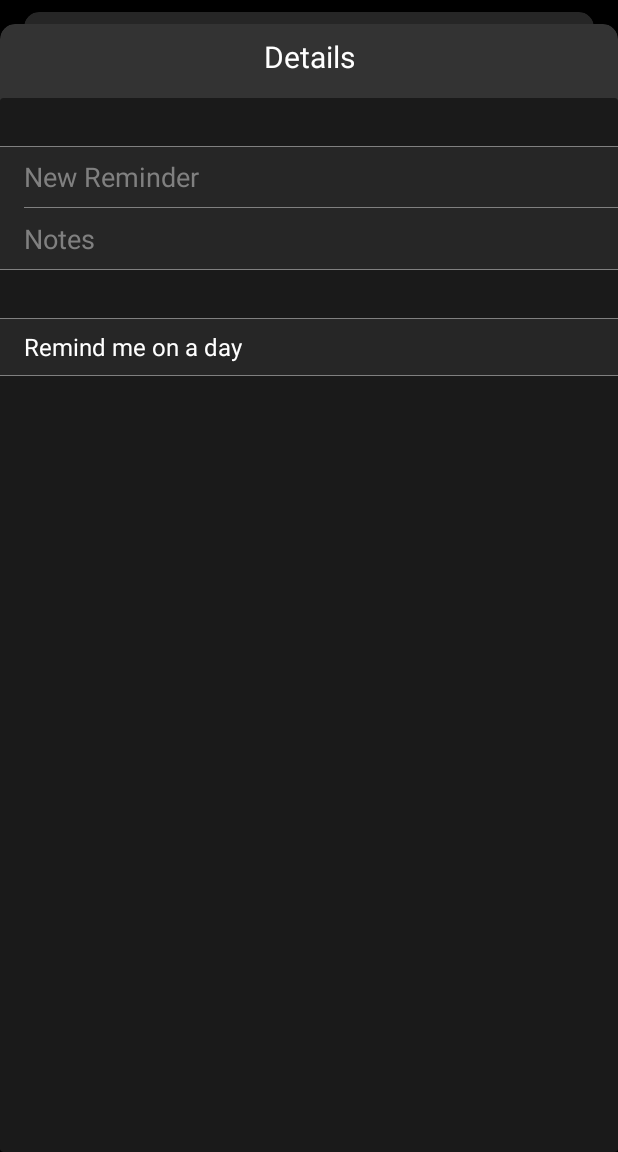
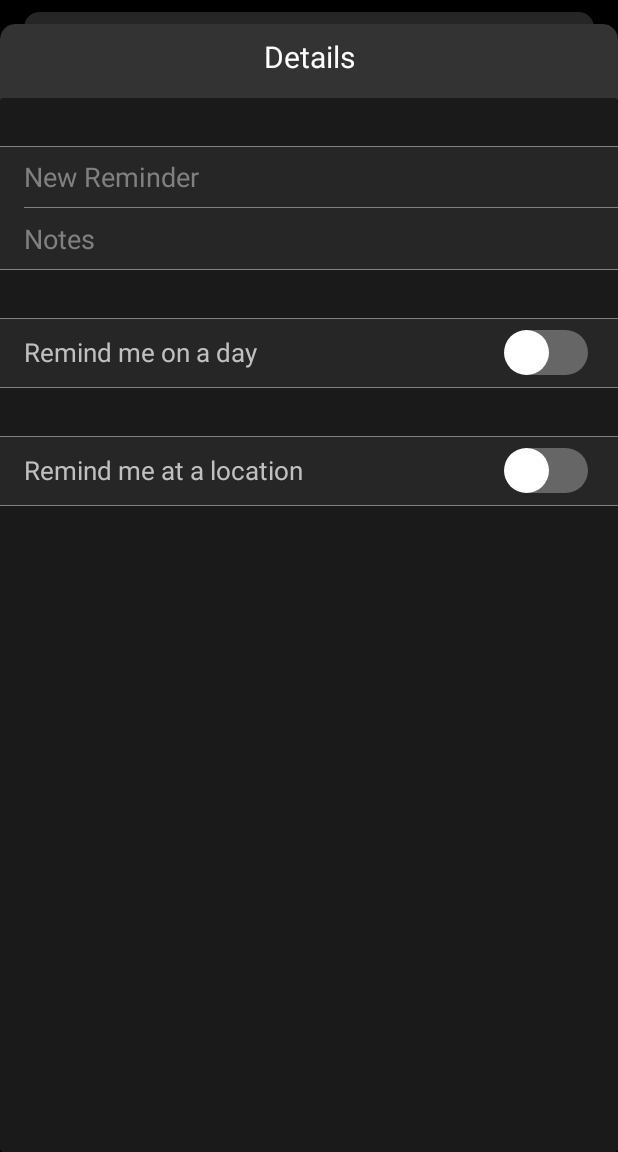
Before and after one commit to mas682/ToDoListApp, an Android app: the DetailsActivity screen opened directly, with no data from a screen before it, on a phone screen of 412 x 824 dp, the part 84-1236 px from its top. Run offline under Robolectric (Android 15) with nearby library versions, the phone set to English and light mode, and no system bars.

Commit message:
Added reminder and location fields to details page

```diff
--- a/app/src/main/res/color/switch_color.xml
+++ b/app/src/main/res/color/switch_color.xml
@@ -1,7 +1,12 @@
 <?xml version="1.0" encoding="utf-8"?>
 <selector
     xmlns:android="http://schemas.android.com/apk/res/android">
-    <item android:color="@color/colorGray"
+    <!--
+         - this is used for the switch on the details page
+         - this changes the color from color accent to colorGray
+         - when the switch is checked
+    -->
+    <item android:color="@color/switchGreen"
         android:state_checked="true" />
-    <item android:color="@color/colorAccent"/>
+    <item android:color="@color/switchGray"/>
 </selector>
--- a/app/src/main/res/color/thumb_color.xml
+++ b/app/src/main/res/color/thumb_color.xml
@@ -1,7 +1,7 @@
 <?xml version="1.0" encoding="utf-8"?>
 <selector
     xmlns:android="http://schemas.android.com/apk/res/android">
-    <item android:color="@color/colorPrimary"
+    <item android:color="@color/colorWhite"
         android:state_checked="true" />
-    <item android:color="@color/colorPrimary"/>
+    <item android:color="@color/colorWhite"/>
 </selector>
--- a/app/src/main/res/drawable/switch_circle_button.xml
+++ b/app/src/main/res/drawable/switch_circle_button.xml
@@ -2,8 +2,8 @@
 <shape xmlns:android="http://schemas.android.com/apk/res/android"
     android:shape="oval" >
     <size
-        android:height="40dp"
-        android:width="40dp" />
-    <solid android:color="@color/thumb_color" />
+        android:height="30dp"
+        android:width="30dp" />
+    <solid android:color="@color/colorWhite" />
 
 </shape>
--- a/app/src/main/res/drawable/switch_track.xml
+++ b/app/src/main/res/drawable/switch_track.xml
@@ -7,7 +7,7 @@
             android:tint="@color/switch_color">
             <corners android:radius="30dp" />
             <solid android:color="@color/switch_color" />
-            <size android:height="40dp" />
+            <size android:height="30dp" />
         </shape>
     </item>
 </layer-list>
--- a/app/src/main/res/layout/activity_details.xml
+++ b/app/src/main/res/layout/activity_details.xml
@@ -158,18 +158,23 @@
             app:layout_constraintStart_toStartOf="parent"
             app:layout_constraintTop_toTopOf="parent" />
 
-        <TextView
-            android:id="@+id/viewText3"
-            android:layout_width="wrap_content"
+        <androidx.appcompat.widget.SwitchCompat
+            android:id="@+id/switch2"
+            android:layout_width="0dp"
             android:layout_height="wrap_content"
-            android:layout_marginLeft="16dp"
             android:layout_marginTop="8dp"
+            android:layout_marginEnd="16dp"
+            android:layout_marginStart="16dp"
             android:text="Remind me on a day"
-            android:textAlignment="textStart"
-            android:textColor="@color/design_default_color_on_primary"
-            android:textSize="16sp"
+            android:textColor="@color/colorGray"
+            android:textSize="17sp"
+            android:theme="@style/SwitchCompatStyle"
+            android:thumb="@drawable/switch_circle_button"
+            app:layout_constraintEnd_toEndOf="parent"
             app:layout_constraintStart_toStartOf="parent"
-            app:layout_constraintTop_toTopOf="parent" />
+            app:layout_constraintTop_toTopOf="parent"
+            app:track="@drawable/switch_track" />
+
 
         <View
             android:id="@+id/divider6"
@@ -178,8 +183,58 @@
             android:layout_marginTop="8dp"
             android:background="@color/colorPrimary"
             app:layout_constraintEnd_toEndOf="parent"
-            app:layout_constraintStart_toEndOf="@id/viewText3"
-            app:layout_constraintTop_toBottomOf="@id/viewText3" />
+            app:layout_constraintStart_toStartOf="parent"
+            app:layout_constraintTop_toBottomOf="@id/switch2" />
+    </androidx.constraintlayout.widget.ConstraintLayout>
+
+
+    <androidx.constraintlayout.widget.ConstraintLayout
+        android:id="@+id/locationBox"
+        android:layout_width="0dp"
+        android:layout_height="wrap_content"
+        android:layout_marginTop="32dp"
+        android:background="@color/colorDarkGray"
+        android:elevation="@dimen/cardview_default_elevation"
+        app:layout_constraintEnd_toEndOf="parent"
+        app:layout_constraintStart_toStartOf="parent"
+        app:layout_constraintTop_toBottomOf="@id/repeatBox">
+
+        <View
+            android:id="@+id/locationBoxDivTop"
+            android:layout_width="match_parent"
+            android:layout_height=".3dp"
+            android:background="@color/colorPrimary"
+            app:layout_constraintEnd_toEndOf="parent"
+            app:layout_constraintStart_toStartOf="parent"
+            app:layout_constraintTop_toTopOf="parent" />
+
+        <androidx.appcompat.widget.SwitchCompat
+            android:id="@+id/locationSwitch"
+            android:layout_width="0dp"
+            android:layout_height="wrap_content"
+            android:layout_marginTop="8dp"
+            android:layout_marginEnd="16dp"
+            android:layout_marginStart="16dp"
+            android:text="Remind me at a location"
+            android:textColor="@color/colorGray"
+            android:textSize="17sp"
+            android:theme="@style/SwitchCompatStyle"
+            android:thumb="@drawable/switch_circle_button"
+            app:layout_constraintEnd_toEndOf="parent"
+            app:layout_constraintStart_toStartOf="parent"
+            app:layout_constraintTop_toTopOf="parent"
+            app:track="@drawable/switch_track" />
+
+
+        <View
+            android:id="@+id/locationBoxDivBottom"
+            android:layout_width="match_parent"
+            android:layout_height=".3dp"
+            android:layout_marginTop="8dp"
+            android:background="@color/colorPrimary"
+            app:layout_constraintEnd_toEndOf="parent"
+            app:layout_constraintStart_toStartOf="parent"
+            app:layout_constraintTop_toBottomOf="@id/locationSwitch" />
     </androidx.constraintlayout.widget.ConstraintLayout>
 
 
--- a/app/src/main/res/layout/activity_main.xml
+++ b/app/src/main/res/layout/activity_main.xml
@@ -98,21 +98,5 @@
         app:layout_constraintStart_toEndOf="@+id/radioButton"
         app:layout_constraintTop_toBottomOf="@+id/editText" />
 
-    <androidx.appcompat.widget.SwitchCompat
-        android:id="@+id/switch2"
-        android:layout_width="0dp"
-        android:layout_height="wrap_content"
-        android:layout_marginStart="16dp"
-        android:layout_marginTop="112dp"
-        android:layout_marginEnd="16dp"
-        android:text="Switch"
-        android:textColor="@color/colorGray"
-        android:theme="@style/SwitchCompatStyle"
-        android:thumb="@drawable/switch_circle_button"
-        app:layout_constraintEnd_toEndOf="parent"
-        app:layout_constraintStart_toStartOf="parent"
-        app:layout_constraintTop_toBottomOf="@+id/divider"
-        app:track="@drawable/switch_track" />
-
 
 </androidx.constraintlayout.widget.ConstraintLayout>
--- a/app/src/main/res/values/colors.xml
+++ b/app/src/main/res/values/colors.xml
@@ -7,4 +7,7 @@
     <color name="colorDarkGray">#262626</color>
     <color name="colorLightDarkGray">#333333</color>
     <color name="colorDarkDarkGray">#1a1a1a</color>
+    <color name="colorWhite">#FFFFFF</color>
+    <color name="switchGray">#666666</color>
+    <color name="switchGreen">#47d147</color>
 </resources>
```
Lines whose indentation alone changed are shown as unchanged.
